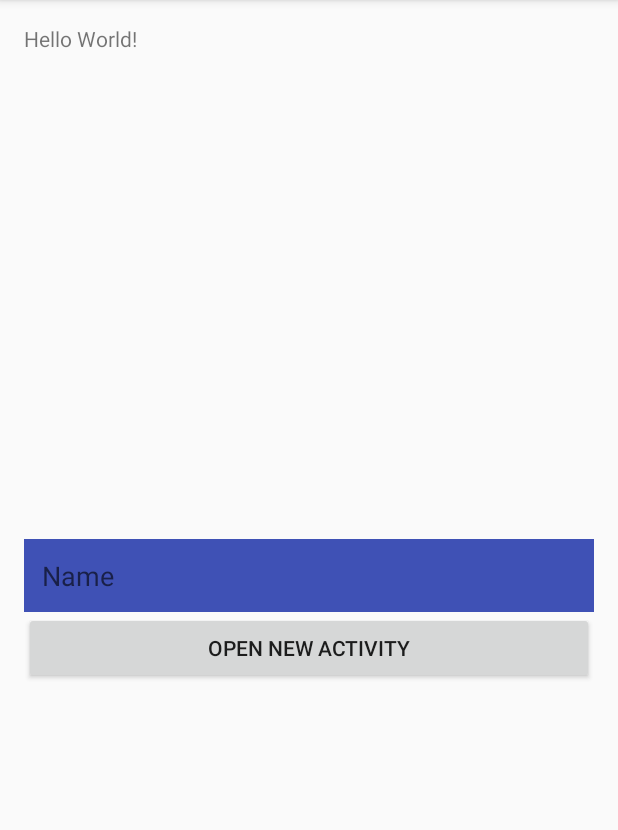
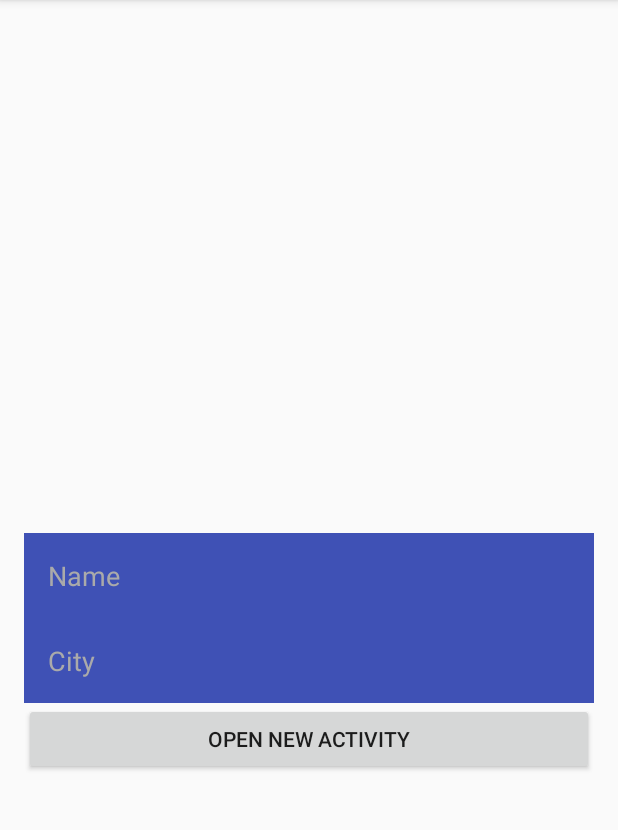
Before and after one commit to gdgpuertorico/AndroidFirstSteps, an Android app: the screen it shows after launch (MainActivity), on a phone screen of 412 x 824 dp, the part 84-914 px from its top. Run offline under Robolectric (Android 15) with nearby library versions, the phone set to English and light mode, and no system bars.

```diff
--- a/NinjaAcademy/app/src/main/AndroidManifest.xml
+++ b/NinjaAcademy/app/src/main/AndroidManifest.xml
@@ -15,6 +15,7 @@
                 <category android:name="android.intent.category.LAUNCHER" />
             </intent-filter>
         </activity>
+        <activity android:name=".InfoActivity"></activity>
     </application>
 
 </manifest>
--- a/NinjaAcademy/app/src/main/java/com/jsosa/ninjaacademy/MainActivity.java
+++ b/NinjaAcademy/app/src/main/java/com/jsosa/ninjaacademy/MainActivity.java
@@ -1,13 +1,34 @@
 package com.jsosa.ninjaacademy;
 
+import android.content.Intent;
+import android.os.Bundle;
 import android.support.v7.app.AppCompatActivity;
-import android.os.Bundle;
+import android.view.View;
+import android.widget.Button;
+import android.widget.EditText;
 
-public class MainActivity extends AppCompatActivity {
+public class MainActivity extends AppCompatActivity implements View.OnClickListener {
+
+    private EditText nameEditText, cityEditText;
+    private Button actionButton;
+    private Person person;
 
     @Override
     protected void onCreate(Bundle savedInstanceState) {
         super.onCreate(savedInstanceState);
         setContentView(R.layout.activity_main);
+        nameEditText = (EditText) findViewById(R.id.name_edit_text);
+        cityEditText = (EditText) findViewById(R.id.city_edit_text);
+        actionButton = (Button) findViewById(R.id.pass_info_button);
+        actionButton.setOnClickListener(this);
+
+    }
+
+    @Override
+    public void onClick(View v) {
+        Person yo = new Person(nameEditText.getText().toString(), cityEditText.getText().toString());
+        Intent intent = new Intent(this, InfoActivity.class);
+        intent.putExtra("person", yo);
+        startActivity(intent);
     }
 }
--- a/NinjaAcademy/app/src/main/res/layout/activity_main.xml
+++ b/NinjaAcademy/app/src/main/res/layout/activity_main.xml
@@ -9,11 +9,6 @@
     android:paddingTop="@dimen/activity_vertical_margin"
     tools:context="com.jsosa.ninjaacademy.MainActivity">
 
-    <TextView
-        android:layout_width="wrap_content"
-        android:layout_height="wrap_content"
-        android:text="Hello World!" />
-
     <EditText
         android:id="@+id/name_edit_text"
         android:layout_width="match_parent"
@@ -22,14 +17,28 @@
         android:background="@color/colorPrimary"
         android:hint="@string/hint.main.name"
         android:inputType="textCapCharacters"
-        android:padding="12dp"
-        android:textColor="@android:color/white" />
+        android:padding="16dp"
+        android:textColor="@android:color/white"
+        android:textColorHint="@android:color/darker_gray" />
+
+    <EditText
+        android:id="@+id/city_edit_text"
+        android:layout_width="match_parent"
+        android:layout_height="wrap_content"
+        android:layout_below="@+id/name_edit_text"
+        android:layout_centerInParent="true"
+        android:background="@color/colorPrimary"
+        android:hint="@string/hint.main.city"
+        android:inputType="textCapCharacters"
+        android:padding="16dp"
+        android:textColor="@android:color/white"
+        android:textColorHint="@android:color/darker_gray" />
 
     <Button
         android:id="@+id/pass_info_button"
         android:layout_width="match_parent"
         android:layout_height="wrap_content"
-        android:layout_below="@+id/name_edit_text"
+        android:layout_below="@+id/city_edit_text"
         android:text="@string/text.main.button.pass.info" />
 
 </RelativeLayout>
--- a/NinjaAcademy/app/src/main/res/values/strings.xml
+++ b/NinjaAcademy/app/src/main/res/values/strings.xml
@@ -3,4 +3,5 @@
     <string name="content.desc.main.name.field">The input name input field</string>
     <string name="hint.main.name">Name</string>
     <string name="text.main.button.pass.info">Open new activity</string>
+    <string name="hint.main.city">City</string>
 </resources>
```
Also changed, not shown: NinjaAcademy/app/src/main/java/com/jsosa/ninjaacademy/InfoActivity.java (added, +37 -0 lines), NinjaAcademy/app/src/main/java/com/jsosa/ninjaacademy/Person.java (added, +46 -0 lines), NinjaAcademy/app/src/main/res/layout/activity_info.xml (added, +28 -0 lines).
